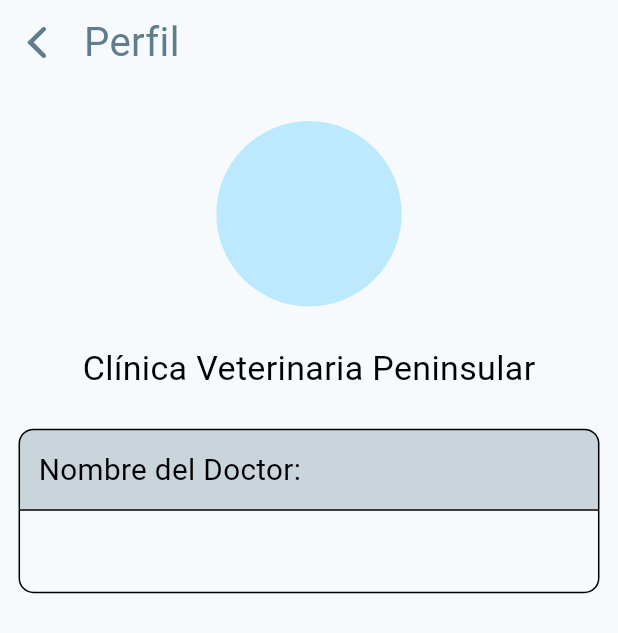
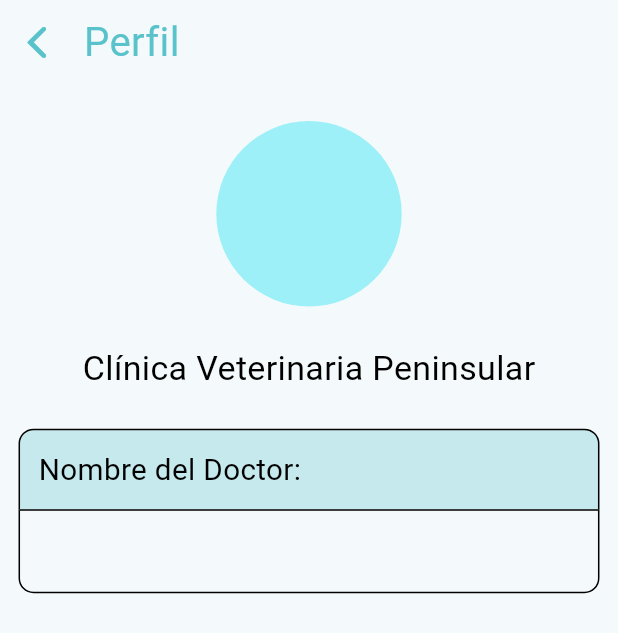
Before and after one commit to KodaSolutions/agendaapp, a Flutter app: the AssistantAdmin screen opened directly, in the side drawer, after a tap on "Editar perfil", on a phone screen of 412 x 824 dp. Shown: the top 633 px of the screen. Run offline on Flutter 3.47's test engine with Material 3 defaults, Android fonts, the phone set to English and light mode, and no system bars; our stand-ins replace connectivity_plus, firebase_core, firebase_messaging, flutter_keyboard_visibility, flutter_secure_storage, flutter_slidable and 5 more; missing offline and left inert: alphabet_list_view, jaguar_jwt; accounts and stored records are empty.

Commit message:
app colors changed

```diff
--- a/lib/calendar/calendarSchedule.dart
+++ b/lib/calendar/calendarSchedule.dart
@@ -305,12 +305,13 @@ class _AgendaScheduleState extends State<AgendaSchedule> {
             child: Container(
               decoration: BoxDecoration(
                 borderRadius: BorderRadius.circular(15),
-                border: Border.all(color: AppColors3.primaryColor, width: 1.2),
-                color: AppColors3.primaryColor.withOpacity(0.5)
+                border: Border.all(color: AppColors3.primaryColorMoreStrong, width: 1.2),
+                color: Colors.transparent
               ),
               child: ClipRRect(
                 borderRadius: BorderRadius.circular(15),
                 child: SfCalendar(
+                  todayHighlightColor: AppColors3.secundaryColor,
                   showCurrentTimeIndicator: true,
                   headerHeight: 0,
                   firstDayOfWeek: 1,
@@ -422,7 +423,7 @@ class _AgendaScheduleState extends State<AgendaSchedule> {
                         child: Container(
                           alignment: Alignment.center,
                           decoration: BoxDecoration(
-                              border: Border.all( color: AppColors3.primaryColor, width: 2),
+                              border: Border.all( color: AppColors3.primaryColorMoreStrong, width: 2),
                               shape: BoxShape.circle,
                               color: AppColors3.whiteColor
                           ),
@@ -580,8 +581,8 @@ class _AgendaScheduleState extends State<AgendaSchedule> {
                                           details.date.day.toString(),
                                           style: TextStyle(
                                             color: isInCurrentMonth
-                                                ? AppColors3.blackColor
-                                                : AppColors3.secundaryColor,
+                                                ? AppColors3.primaryColor
+                                                : AppColors3.secundaryColor.withOpacity(0.75),
                                             fontSize: MediaQuery.of(context).size.width * 0.055,
                                           ),
                                         ),
--- a/lib/navBar.dart
+++ b/lib/navBar.dart
@@ -93,7 +93,7 @@ class _navBarState extends State<navBar> {
                                         crossAxisAlignment: CrossAxisAlignment.start,
                                         children: [
                                           Text(SessionManager.instance.Nombre == 'Dulce' ? 'Nombre Asistente' : SessionManager.instance.Nombre,
-                                              style: TextStyle(fontWeight: FontWeight.bold, fontSize: MediaQuery.of(context).size.width*0.05, color: AppColors3.primaryColor)),
+                                              style: TextStyle(fontWeight: FontWeight.bold, fontSize: MediaQuery.of(context).size.width*0.05, color: AppColors3.primaryColorMoreStrong)),
                                           Text('Nombre de tu empresa', style: TextStyle(color: AppColors3.primaryColor.withOpacity(0.8)),)
                                         ],
                                       )
@@ -126,13 +126,13 @@ class _navBarState extends State<navBar> {
                                     child: Icon(
                                       CupertinoIcons.gear_alt,
                                       size: MediaQuery.of(context).size.width * 0.075,
-                                      color: AppColors3.primaryColor,
+                                      color: AppColors3.primaryColorMoreStrong,
                                     ),
                                   ),
                                   Text(
                                     'Configurar usuarios',
                                     style: TextStyle(
-                                        color: AppColors3.primaryColor,
+                                        color: AppColors3.primaryColorMoreStrong,
                                         fontSize: MediaQuery.of(context).size.width * 0.045
                                     ),
                                   ),
@@ -160,11 +160,11 @@ class _navBarState extends State<navBar> {
                                   ),
                                   child: Icon(CupertinoIcons.profile_circled,
                                     size: MediaQuery.of(context).size.width * 0.075,
-                                  color: AppColors3.primaryColor,
+                                  color: AppColors3.primaryColorMoreStrong,
                                   ),
                         ),
                         Text('Editar perfil', style: TextStyle(
-                            color: AppColors3.primaryColor,
+                            color: AppColors3.primaryColorMoreStrong,
                             fontSize: MediaQuery.of(context).size.width * 0.045)),
                       ],
                     ),
@@ -192,13 +192,13 @@ class _navBarState extends State<navBar> {
                                     child: Icon(
                                       CupertinoIcons.doc_append,
                                       size: MediaQuery.of(context).size.width * 0.075,
-                                      color: AppColors3.primaryColor,
+                                      color: AppColors3.primaryColorMoreStrong,
                                     ),
                                   ),
                                   Text(
                                     'Citas recibidas',
                                     style: TextStyle(
-                                        color: AppColors3.primaryColor,
+                                        color: AppColors3.primaryColorMoreStrong,
                                         fontSize: MediaQuery.of(context).size.width * 0.045
                                     ),
                                   ),
@@ -261,9 +261,9 @@ class _navBarState extends State<navBar> {
                                             child: Row(
                                                 mainAxisAlignment: MainAxisAlignment.center,
                                                 children: [
-                                                  const Icon(Icons.exit_to_app, color: AppColors3.primaryColor),
+                                                  const Icon(Icons.exit_to_app, color: AppColors3.secundaryColor),
                                                   SizedBox(width: 10),
-                                                  Text('Cerrar sesion', style: TextStyle(fontSize: MediaQuery.of(context).size.width*0.05, color: AppColors3.primaryColor))
+                                                  Text('Cerrar sesion', style: TextStyle(fontSize: MediaQuery.of(context).size.width*0.05, color: AppColors3.secundaryColor))
                                                 ]))])))])),
 
               ],
--- a/lib/projectStyles/appColors.dart
+++ b/lib/projectStyles/appColors.dart
@@ -52,9 +52,9 @@ class AppColors2 {
   static const Color calendarBg = Colors.white;
 }
 class AppColors3 {
-  static const Color primaryColor = Colors.blueGrey;
-  static const Color primaryColorMoreStrong = Color(0xFF455A64);
-  static const Color secundaryColor = Color(0xFFCFD8DC);
+  static const Color primaryColor = Color(0xFF59C2CB);
+  static const Color primaryColorMoreStrong = Colors.black87;
+  static const Color secundaryColor = Color(0xFFEE9236);
   static const Color thirdColor = Color(0xFF757575);
   static const Color bgColor = Colors.white;
   static const Color blackColor = Colors.black;
@@ -62,3 +62,15 @@ class AppColors3 {
   static const Color redDelete = Color(0xFFBC1313);
   static const Color greyColor = Colors.grey;
 }
+
+class AppColors4 {
+  static const Color primaryColor = Color(0xFF2d8790);
+  static const Color primaryColorMoreStrong = Colors.white;
+  static const Color secundaryColor = Color(0xFFEE9236);
+  static const Color thirdColor = Color(0xFF757575);
+  static const Color bgColor = Color(0xFF59C2CB);
+  static const Color blackColor = Colors.black;
+  static const Color whiteColor = Color(0xFF59C2CB);
+  static const Color redDelete = Color(0xFFBC1313);
+  static const Color greyColor = Colors.grey;
+}
--- a/lib/views/admin/admin.dart
+++ b/lib/views/admin/admin.dart
@@ -146,23 +146,27 @@ class _AssistantAdminState extends State<AssistantAdmin> {
         onBackPressed(didPop);
       },
       child: Scaffold(
+        backgroundColor: AppColors3.bgColor,
         endDrawer: navBar(
           onItemSelected: _onItemSelected, onShowBlur: _onShowBlur, isDoctorLog: widget.docLog, currentScreen: currentScreen,
           onLockScreen: (doNothing ) {  }),
         body: Stack(
           children: [
             Container(
-              padding: EdgeInsets.only(top: MediaQuery.of(context).size.height * 0.04),
+              margin: EdgeInsets.only(top: MediaQuery.of(context).size.height * 0.07),
+              decoration: const BoxDecoration(
                 color: AppColors3.bgColor,
+              ),
               child: Column(
                 children: [
-                  Padding(
+                  Container(
+                    color: AppColors3.bgColor,
+                    child: Padding(
                       padding: EdgeInsets.only(
                         left: _selectedScreen == 3
                             ? MediaQuery.of(context).size.width * 0.045
                             : MediaQuery.of(context).size.width * 0.045,
-                        right: MediaQuery.of(context).size.width * 0.025,
-                        bottom: MediaQuery.of(context).size.width * 0.005),
+                        right: MediaQuery.of(context).size.width * 0.025,),
                       child: Row(
                         mainAxisAlignment: MainAxisAlignment.spaceBetween,
                         children: [
@@ -194,7 +198,7 @@ class _AssistantAdminState extends State<AssistantAdmin> {
                                     ? 'Para hoy'
                                     : '',
                                 style: TextStyle(
-                                color: AppColors3.primaryColor,
+                                  color: AppColors3.primaryColorMoreStrong,
                                   fontSize: screenWidth! < 370.00
                                       ? MediaQuery.of(context).size.width * 0.078
                                       : MediaQuery.of(context).size.width * 0.082,
@@ -217,7 +221,7 @@ class _AssistantAdminState extends State<AssistantAdmin> {
                                 icon: Icon(
                                   CupertinoIcons.calendar_today,
                                   size: MediaQuery.of(context).size.width * 0.095,
-                                color: AppColors3.primaryColor,
+                                  color: AppColors3.primaryColorMoreStrong,
                                 ),
                               ),
                               Builder(builder: (BuildContext context){
@@ -227,13 +231,14 @@ class _AssistantAdminState extends State<AssistantAdmin> {
                                   },
                                   icon: SvgPicture.asset(
                                     'assets/icons/navBar.svg',
-                                  colorFilter: const ColorFilter.mode(AppColors3.primaryColor, BlendMode.srcIn),
+                                    colorFilter: const ColorFilter.mode(AppColors3.primaryColorMoreStrong, BlendMode.srcIn),
                                     width: MediaQuery.of(context).size.width * 0.105,
                                   ),);
                               }),
                             ],
                           ),
                         ],
+                      ),
                     ),
                   ),
                   Expanded(
@@ -244,7 +249,14 @@ class _AssistantAdminState extends State<AssistantAdmin> {
                             : MediaQuery.of(context).size.width * 0.0,
                       ),
                       decoration: BoxDecoration(
-                          color: Colors.transparent,
+                        boxShadow: [
+                          BoxShadow(
+                            color: AppColors3.blackColor.withOpacity(0.5),
+                            blurRadius: 5,
+                            offset: Offset(0, 5),
+                          )
+                        ],
+                          color: AppColors3.bgColor,
                           borderRadius: BorderRadius.only(
                               topLeft: _selectedScreen == 4
                                   ? const Radius.circular(15)
@@ -257,25 +269,11 @@ class _AssistantAdminState extends State<AssistantAdmin> {
                           border: _selectedScreen != 4
                               ? const Border(
                               bottom: BorderSide(
-                                color: AppColors3.primaryColor,
+                                color: AppColors3.bgColor,
                                 width: 2.5,
                               ))
                               : null,
-                          /*boxShadow: [
-                            BoxShadow(
-                              color: _selectedScreen != 4
-                                  ? Colors.black54
-                                  : Colors.white,
-                              blurRadius: _selectedScreen != 4 ? 10.0 : 0,
-                              offset: Offset(
-                                  0, MediaQuery.of(context).size.width * 0.012),
                       ),
-                            BoxShadow(
-                              color: Colors.white,
-                              offset: Offset(
-                                  MediaQuery.of(context).size.height, MediaQuery.of(context).size.width * -0.025),
-                            ),
-                          ]*/),
                       child: Container(
                         margin: EdgeInsets.only(
                           top: _selectedScreen == 1
@@ -303,7 +301,7 @@ class _AssistantAdminState extends State<AssistantAdmin> {
                       margin: EdgeInsets.only(
                           bottom: screenWidth! < 391
                               ? MediaQuery.of(context).size.width * 0.055
-                              : MediaQuery.of(context).size.width * 0.02),
+                              : MediaQuery.of(context).size.width * 0.05),
                       child: Row(
                         mainAxisAlignment: MainAxisAlignment.spaceBetween,
                         crossAxisAlignment: CrossAxisAlignment.center,
@@ -319,6 +317,7 @@ class _AssistantAdminState extends State<AssistantAdmin> {
                                   });
                                 },
                                 child: Container(
+                                  margin: EdgeInsets.symmetric(horizontal: MediaQuery.of(context).size.width * 0.055),
                                   padding: const EdgeInsets.all(8),
                                   decoration: BoxDecoration(
                                     color: Colors.transparent,
@@ -329,8 +328,8 @@ class _AssistantAdminState extends State<AssistantAdmin> {
                                         ? CupertinoIcons.calendar
                                         : CupertinoIcons.calendar,
                                     color: _selectedScreen == 1
-                                        ? AppColors3.primaryColor
-                                        : AppColors3.primaryColor.withOpacity(0.3),
+                                        ? AppColors3.primaryColorMoreStrong
+                                        : AppColors3.primaryColorMoreStrong.withOpacity(0.3),
                                     size: MediaQuery.of(context).size.width * 0.12,
                                   ),
                                 ),
@@ -389,8 +388,8 @@ class _AssistantAdminState extends State<AssistantAdmin> {
                                     _selectedScreen == 3 ?
                                     CupertinoIcons.person_fill :CupertinoIcons.person,
                                     color: _selectedScreen == 3
-                                        ? AppColors3.primaryColor
-                                        : AppColors3.primaryColor.withOpacity(0.3),
+                                        ? AppColors3.primaryColorMoreStrong
+                                        : AppColors3.primaryColorMoreStrong.withOpacity(0.3),
                                     size: MediaQuery.of(context).size.width * 0.11,
                                   ),
                                 ),
```
Also changed, not shown: lib/forms/clientForm.dart (+13 -10 lines), lib/utils/PopUpTabs/deleteClientDialog.dart (+4 -4 lines), lib/views/admin/clientInfo.dart (+32 -32 lines), lib/views/admin/clientList.dart (+14 -18 lines), lib/views/admin/forTodayModal.dart (+7 -1 lines), lib/views/login.dart (+13 -13 lines), assets/icons/logoCVP.png (added). Lines whose indentation alone changed are shown as unchanged.
